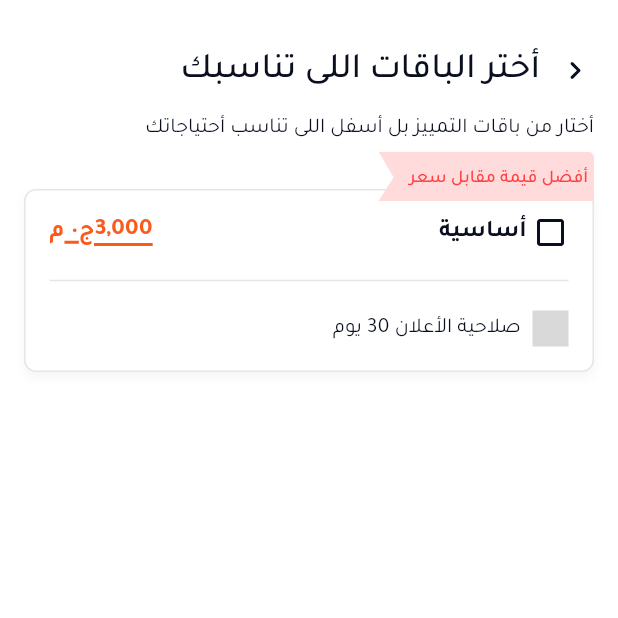
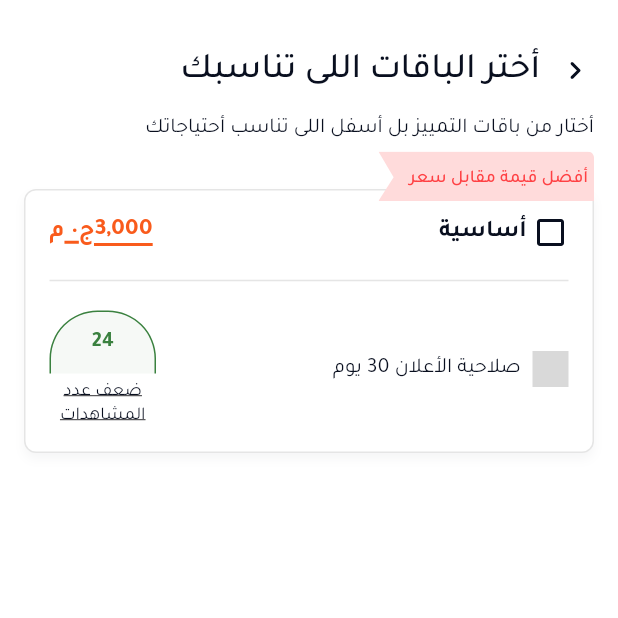
Before and after one commit to Korya25/itlegend_flutter_challenge_mahmoud_mohamed, a Flutter app: the PlansView screen opened by its route, on a phone screen of 412 x 824 dp, the top half of it. Run offline on Flutter 3.47's test engine with Material 3 defaults, Android fonts, the light colour scheme and no system bars; our stand-ins replace flutter_bloc, flutter_svg, get_it, go_router, sqflite; accounts and stored records are empty.

Commit message:
add NumberOfViewsContainer

```diff
--- a/lib/core/style/font/app_text_styles.dart
+++ b/lib/core/style/font/app_text_styles.dart
@@ -63,7 +63,7 @@ class AppTextStyles {
   );
   static TextStyle font12RegularGreen() => custom(
     size: 12,
-    color: Color(0xff3A813F),
+    color: AppColors.textAndIconGreen,
     weight: FontWeightHelper.regular,
   );
   static TextStyle font10RegularPrimary() => custom(
@@ -92,4 +92,9 @@ class AppTextStyles {
     color: AppColors.textAndIconPrimary,
     weight: FontWeightHelper.bold,
   );
+  static TextStyle font14BoldGreen() => custom(
+    size: 14,
+    color: AppColors.textAndIconGreen,
+    weight: FontWeightHelper.bold,
+  );
 }
--- a/lib/core/style/theme/app_colors.dart
+++ b/lib/core/style/theme/app_colors.dart
@@ -10,6 +10,7 @@ class AppColors {
   static const Color textAndIconPrimary = Color(0xFF090F1F);
   static const Color textAndIconGrey = Color(0xff84878f);
   static const Color textAndIconOrange = Color(0xFFF95B1C);
+  static const Color textAndIconGreen = Color(0xff3A813F);
   static const Color offerCategoriesCard = Color(0x0CF95B1C);
 
   // ========== Shimmer Colors ==========
--- /dev/null
+++ b/lib/features/plans_selected/presentation/widgets/number_of_views_container.dart
@@ -0,0 +1,51 @@
+import 'package:flutter/material.dart';
+import 'package:itlegend_flutter_challenge/core/style/font/app_text_styles.dart';
+import 'package:itlegend_flutter_challenge/core/style/theme/app_colors.dart';
+
+class NumberOfViewsContainer extends StatelessWidget {
+  const NumberOfViewsContainer({super.key});
+
+  @override
+  Widget build(BuildContext context) {
+    return Column(
+      spacing: 4,
+      children: [
+        Container(
+          width: 71,
+          height: 42,
+          decoration: BoxDecoration(
+            color: Color(0x0C3A813F),
+            borderRadius: BorderRadius.only(
+              topLeft: Radius.circular(32),
+              topRight: Radius.circular(32),
+            ),
+            border: Border(
+              left: BorderSide(width: 1, color: AppColors.textAndIconGreen),
+              top: BorderSide(width: 1, color: AppColors.textAndIconGreen),
+              right: BorderSide(width: 1, color: AppColors.textAndIconGreen),
+              bottom: BorderSide(
+                width: 0.0000000000000000000001,
+                color: AppColors.textAndIconGreen,
+              ),
+            ),
+          ),
+
+          child: Center(
+            child: Text('24', style: AppTextStyles.font14BoldGreen()),
+          ),
+        ),
+        SizedBox(
+          width: 70,
+          child: Text(
+            'ضعف عدد المشاهدات',
+            style: AppTextStyles.font12RegularPrimary().copyWith(
+              decoration: TextDecoration.underline,
+              height: 1.3,
+            ),
+            textAlign: TextAlign.center,
+          ),
+        ),
+      ],
+    );
+  }
+}
--- a/lib/features/plans_selected/presentation/widgets/plans_card_body.dart
+++ b/lib/features/plans_selected/presentation/widgets/plans_card_body.dart
@@ -1,5 +1,6 @@
 // ignore_for_file: deprecated_member_use
 import 'package:flutter/material.dart';
+import 'package:itlegend_flutter_challenge/features/plans_selected/presentation/widgets/plans_card_datail.dart';
 import 'package:itlegend_flutter_challenge/features/plans_selected/presentation/widgets/plans_card_header.dart';
 
 class PlansCardBody extends StatelessWidget {
@@ -18,25 +19,7 @@ class PlansCardBody extends StatelessWidget {
         Divider(color: Colors.black.withOpacity(0.1), thickness: 1),
 
         // Detail
-        Row(
-          mainAxisAlignment: MainAxisAlignment.end,
-          children: [
-            Text(
-              'صلاحية الأعلان 30 يوم',
-              style: const TextStyle(
-                color: Color(0xFF090F1F),
-                fontSize: 14,
-                fontFamily: 'Tajawal',
-              ),
-            ),
-            const SizedBox(width: 8),
-            Container(
-              width: 24,
-              height: 24,
-              decoration: const BoxDecoration(color: Color(0xFFD9D9D9)),
-            ),
-          ],
-        ),
+        PlansCardDateail(),
       ],
     );
   }
--- /dev/null
+++ b/lib/features/plans_selected/presentation/widgets/plans_card_datail.dart
@@ -0,0 +1,42 @@
+import 'package:flutter/material.dart';
+import 'package:itlegend_flutter_challenge/features/plans_selected/presentation/widgets/number_of_views_container.dart';
+
+class PlansCardDateail extends StatelessWidget {
+  const PlansCardDateail({super.key});
+
+  @override
+  Widget build(BuildContext context) {
+    return Row(
+      mainAxisAlignment: MainAxisAlignment.spaceBetween,
+      children: [
+        //PlansCardNumberOfViews
+        NumberOfViewsContainer(),
+
+        // items List
+        Column(
+          children: [
+            // detail
+            Row(
+              children: [
+                Text(
+                  'صلاحية الأعلان 30 يوم',
+                  style: const TextStyle(
+                    color: Color(0xFF090F1F),
+                    fontSize: 14,
+                    fontFamily: 'Tajawal',
+                  ),
+                ),
+                const SizedBox(width: 8),
+                Container(
+                  width: 24,
+                  height: 24,
+                  decoration: const BoxDecoration(color: Color(0xFFD9D9D9)),
+                ),
+              ],
+            ),
+          ],
+        ),
+      ],
+    );
+  }
+}
```
